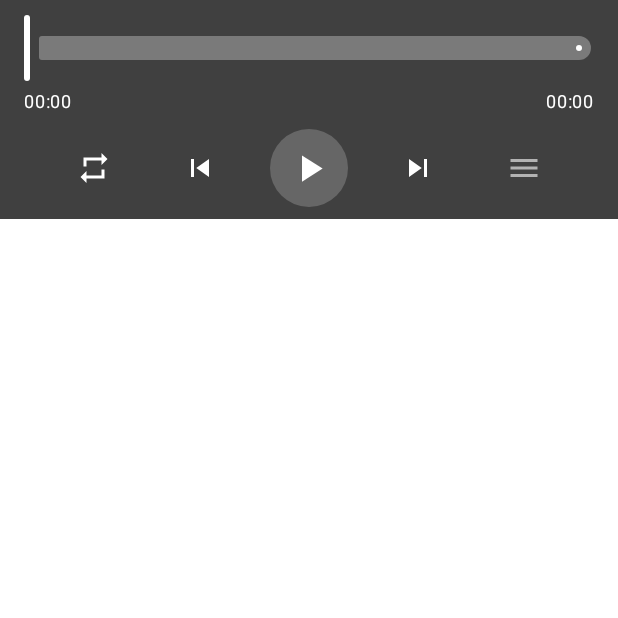
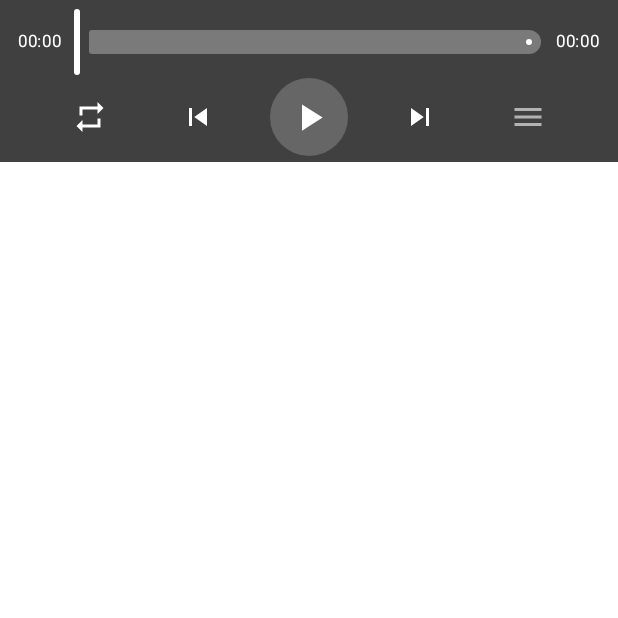
Before and after one commit to xxi33406/MyVideoPlayer, an Android app built with Jetpack Compose: the composable PlayerBottomBar shown on its own in the app's theme, on a phone screen of 412 x 824 dp, the top half of it. Run offline under Robolectric (Android 15) with nearby library versions, the phone set to English and light mode, and no system bars; 3 statements that could not run were skipped.

Commit message:
fix: 精简播放页底部控制条，黑框高度降低约一半
问题（用户报告）：下方进度条的黑框占屏幕太多。

怎么找到的：PlayerBottomBar.kt 的 Column 用 padding(horizontal=16.dp,
vertical=8.dp) 包了三层内容——Slider、独立时间行、五个按钮行，全部叠在
半透明黑底上。

为什么会有问题：时间文本（当前/总时长）单独占一整行，加上 8dp 的纵向
padding，黑框总高度被撑到接近 120dp。

怎么解决的：时间并入 Slider 所在行（Row + weight(1f)，左右各 11sp），
纵向 padding 减到 4dp。控制条内容不变。

实测：模拟器截图对比，黑框高度明显下降；时间/按钮功能不变。

```diff
--- a/app/src/main/java/com/example/myvideoplayer/ui/screen/player/PlayerBottomBar.kt
+++ b/app/src/main/java/com/example/myvideoplayer/ui/screen/player/PlayerBottomBar.kt
@@ -57,24 +57,37 @@ internal fun PlayerBottomBar(
         Modifier
             .fillMaxWidth()
             .background(Color.Black.copy(0.75f))
-            .padding(horizontal = 16.dp, vertical = 8.dp)
+            .padding(horizontal = 12.dp, vertical = 4.dp)
     ) {
         val progress = if (duration > 0) currentPosition.toFloat() / duration else 0f
+        // 时间直接挤在滑块两侧：原来单独占一行 + 6dp 间隔，黑框整体高了一大截
+        Row(
+            Modifier.fillMaxWidth(),
+            verticalAlignment = Alignment.CenterVertically
+        ) {
+            Text(
+                formatTime(currentPosition),
+                color = Color.White,
+                fontSize = 11.sp,
+                modifier = Modifier.padding(end = 8.dp)
+            )
             Slider(
                 value = progress,
                 onValueChange = { viewModel.seekTo((it * duration).toLong()) },
-            modifier = Modifier.fillMaxWidth(),
+                modifier = Modifier.weight(1f),
                 colors = SliderDefaults.colors(
                     thumbColor = Color.White,
                     activeTrackColor = Color.White,
                     inactiveTrackColor = Color.White.copy(0.3f)
                 )
             )
-        Row(Modifier.fillMaxWidth(), horizontalArrangement = Arrangement.SpaceBetween) {
-            Text(formatTime(currentPosition), color = Color.White, fontSize = 12.sp)
-            Text(formatTime(duration), color = Color.White, fontSize = 12.sp)
+            Text(
+                formatTime(duration),
+                color = Color.White,
+                fontSize = 11.sp,
+                modifier = Modifier.padding(start = 8.dp)
+            )
         }
-        Spacer(Modifier.height(6.dp))
         Row(
             Modifier.fillMaxWidth(),
             horizontalArrangement = Arrangement.SpaceEvenly,
```
Lines whose indentation alone changed are shown as unchanged.
